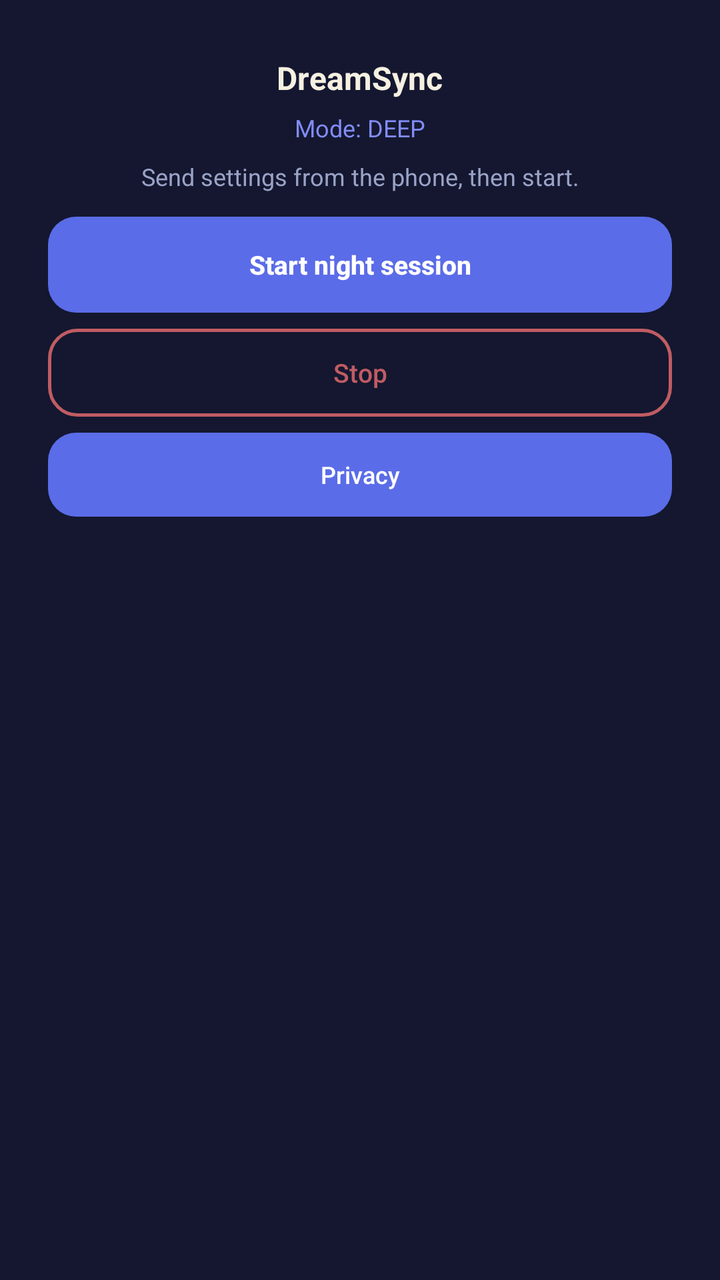
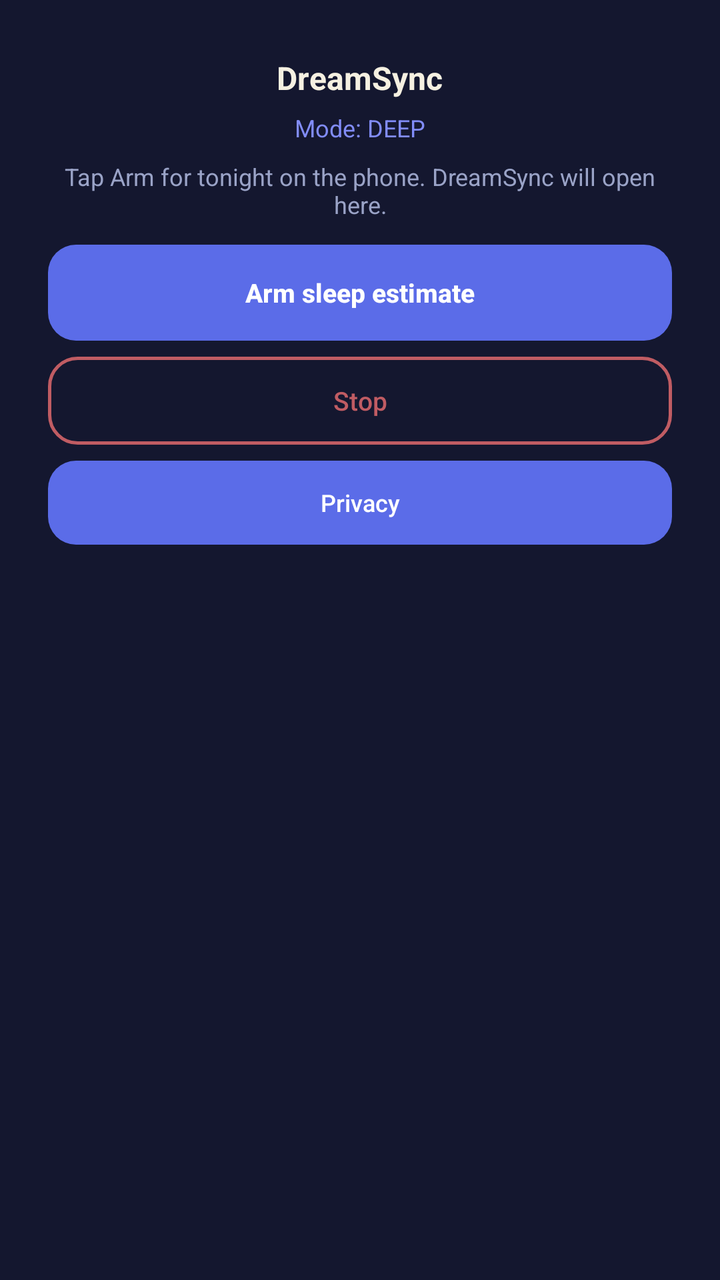

Compare the two renders of this Android layout. The source of the first and the diff that turns it into the second are given below.
<!-- AndroidManifest.xml: application theme android:Theme.DeviceDefault -->
<!-- res/layout/activity_main.xml -->
<?xml version="1.0" encoding="utf-8"?>
<ScrollView xmlns:android="http://schemas.android.com/apk/res/android"
    android:layout_width="match_parent"
    android:layout_height="match_parent"
    android:background="#14172F"
    android:fillViewport="true">

    <LinearLayout
        android:layout_width="match_parent"
        android:layout_height="wrap_content"
        android:orientation="vertical"
        android:gravity="center_horizontal"
        android:paddingHorizontal="24dp"
        android:paddingVertical="28dp">

        <TextView
            android:layout_width="wrap_content"
            android:layout_height="wrap_content"
            android:text="@string/app_name"
            android:textColor="@color/ds_cream"
            android:textSize="16sp"
            android:textStyle="bold" />

        <TextView
            android:id="@+id/modeText"
            android:layout_width="match_parent"
            android:layout_height="wrap_content"
            android:layout_marginTop="6dp"
            android:gravity="center"
            android:text="Mode: DEEP"
            android:textColor="@color/ds_violet"
            android:textSize="12sp" />

        <TextView
            android:id="@+id/statusText"
            android:layout_width="match_parent"
            android:layout_height="wrap_content"
            android:layout_marginTop="8dp"
            android:gravity="center"
            android:text="Send settings from the phone, then start."
            android:textColor="@color/ds_muted"
            android:textSize="12sp" />

        <Button
            android:id="@+id/startButton"
            android:layout_width="match_parent"
            android:layout_height="48dp"
            android:layout_marginTop="12dp"
            android:background="@drawable/btn_primary"
            android:stateListAnimator="@null"
            android:text="Start night session"
            android:textAllCaps="false"
            android:textColor="#FFFFFF"
            android:textSize="13sp"
            android:textStyle="bold" />

        <Button
            android:id="@+id/stopButton"
            android:layout_width="match_parent"
            android:layout_height="44dp"
            android:layout_marginTop="8dp"
            android:background="@drawable/btn_danger"
            android:stateListAnimator="@null"
            android:text="Stop"
            android:textAllCaps="false"
            android:textColor="@color/ds_danger"
            android:textSize="13sp" />

        <Button
            android:id="@+id/privacyButton"
            android:layout_width="match_parent"
            android:layout_height="42dp"
            android:layout_marginTop="8dp"
            android:background="@drawable/btn_primary"
            android:stateListAnimator="@null"
            android:text="Privacy"
            android:textAllCaps="false"
            android:textColor="#FFFFFF"
            android:textSize="12sp" />
    </LinearLayout>
</ScrollView>
<!-- resources referenced by this layout -->
<resources>
  <color name="ds_cream">#F5F0E1</color>
  <color name="ds_danger">#C05C63</color>
  <color name="ds_muted">#9AA3C7</color>
  <color name="ds_violet">#818CF8</color>
  <!-- drawable btn_danger (drawable) -->
  <?xml version="1.0" encoding="utf-8"?>
  <ripple xmlns:android="http://schemas.android.com/apk/res/android"
      android:color="#33C05C63">
      <item>
          <shape android:shape="rectangle">
              <solid android:color="#00000000" />
              <corners android:radius="14dp" />
              <stroke android:width="1.5dp" android:color="@color/ds_danger" />
          </shape>
      </item>
  </ripple>
  <!-- drawable btn_primary (drawable) -->
  <?xml version="1.0" encoding="utf-8"?>
  <ripple xmlns:android="http://schemas.android.com/apk/res/android"
      android:color="#33FFFFFF">
      <item>
          <shape android:shape="rectangle">
              <solid android:color="@color/ds_indigo" />
              <corners android:radius="14dp" />
          </shape>
      </item>
  </ripple>
  <string name="app_name">DreamSync</string>
  <color name="ds_indigo">#5B6CE8</color>
</resources>

<!-- the commit's change to res/layout/activity_main.xml (unified diff, before → after) -->
@@ -37,7 +37,7 @@
             android:layout_height="wrap_content"
             android:layout_marginTop="8dp"
             android:gravity="center"
-            android:text="Send settings from the phone, then start."
+            android:text="Tap Arm for tonight on the phone. DreamSync will open here."
             android:textColor="@color/ds_muted"
             android:textSize="12sp" />
 
@@ -48,7 +48,7 @@
             android:layout_marginTop="12dp"
             android:background="@drawable/btn_primary"
             android:stateListAnimator="@null"
-            android:text="Start night session"
+            android:text="Arm sleep estimate"
             android:textAllCaps="false"
             android:textColor="#FFFFFF"
             android:textSize="13sp"
